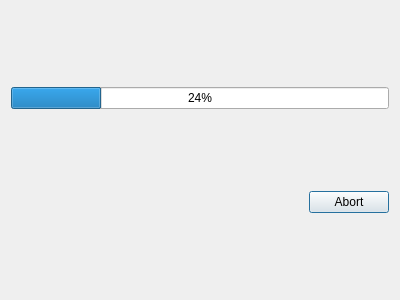
The window that dialogprogress.ui (brolerliew/packager) describes before a commit, drawn with Qt 5.
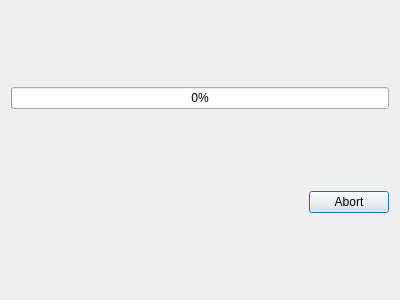
The same window after the commit.

```diff
--- a/dialogprogress.ui
+++ b/dialogprogress.ui
@@ -17,7 +17,7 @@
    <item row="0" column="0">
     <widget class="QProgressBar" name="progressBar">
      <property name="value">
-      <number>24</number>
+      <number>0</number>
      </property>
     </widget>
    </item>
```
